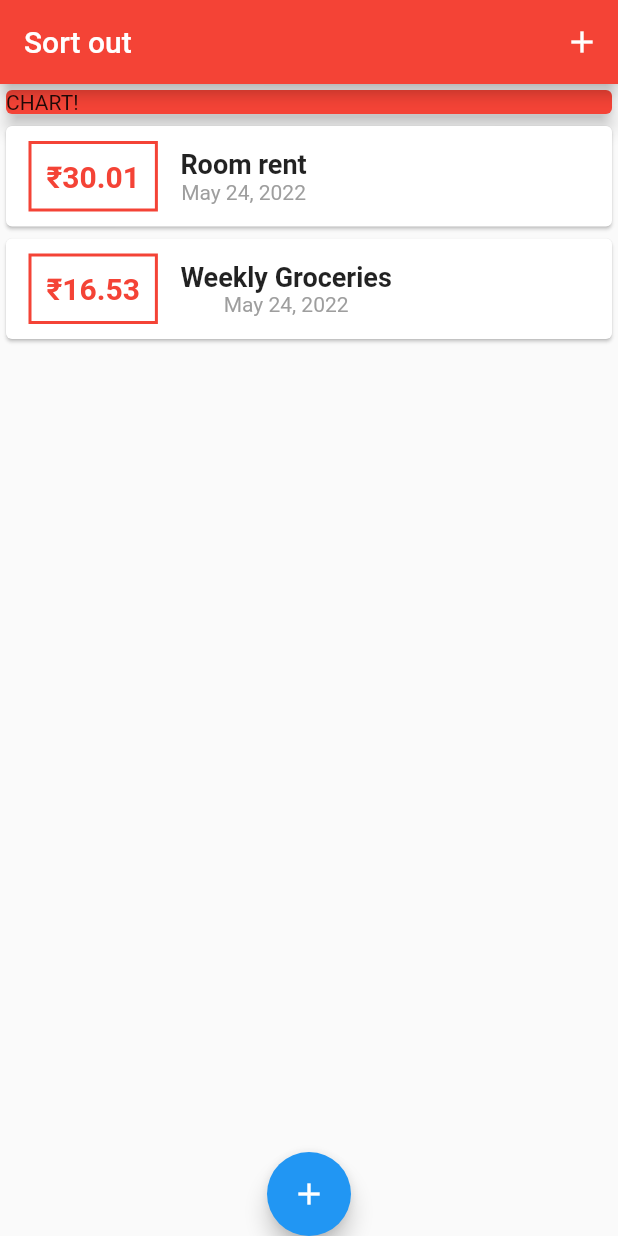
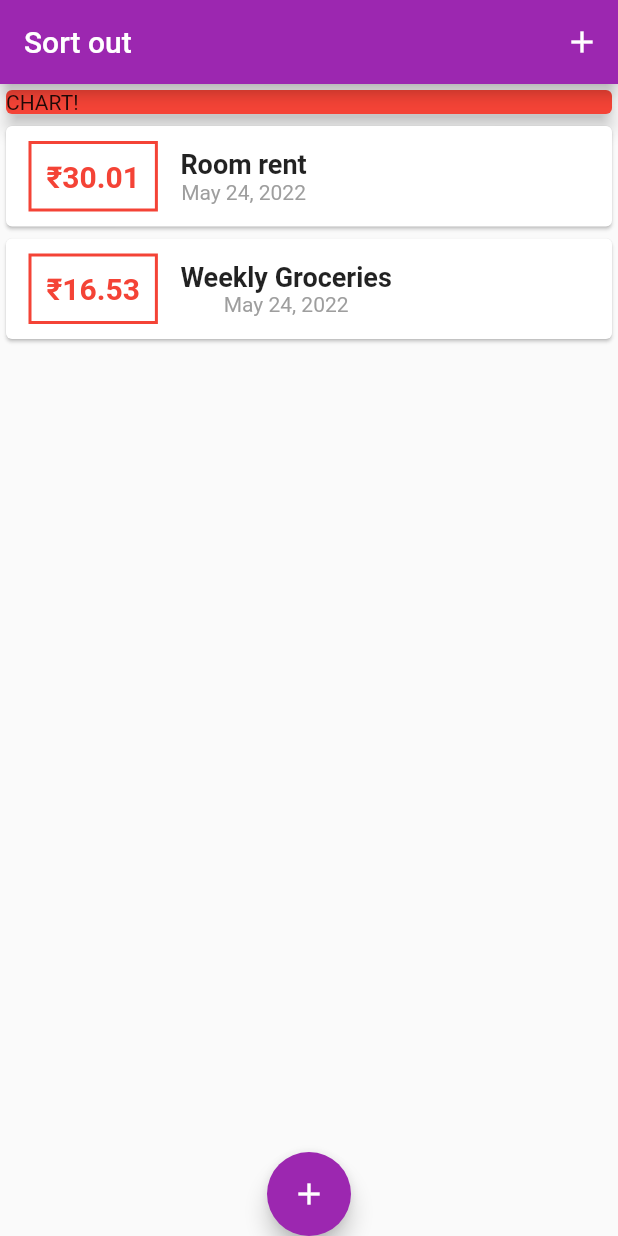
Before and after one commit to Shogil/Daily-expense-tracker-flutter, a Flutter app: the screen it shows after launch, on a phone screen of 412 x 824 dp. Run offline on Flutter 3.47's test engine with Material 2 defaults, Android fonts, the phone set to English and light mode, and no system bars.

Commit message:
update the transaction file

```diff
--- a/lib/main.dart
+++ b/lib/main.dart
@@ -13,6 +13,7 @@ class MyApp extends StatelessWidget {
   Widget build(BuildContext context) {
     return MaterialApp(
       title: 'Sort Out',
+      theme: ThemeData(primarySwatch: Colors.purple),
       home: MyHomePage(),
     );
   }
@@ -69,7 +70,6 @@ class _MyHomePageState extends State<MyHomePage> {
   Widget build(BuildContext context) {
     return Scaffold(
       appBar: AppBar(
-        backgroundColor: Colors.red,
         title: Text('Sort out'),
         actions: <Widget>[
           IconButton(
```
